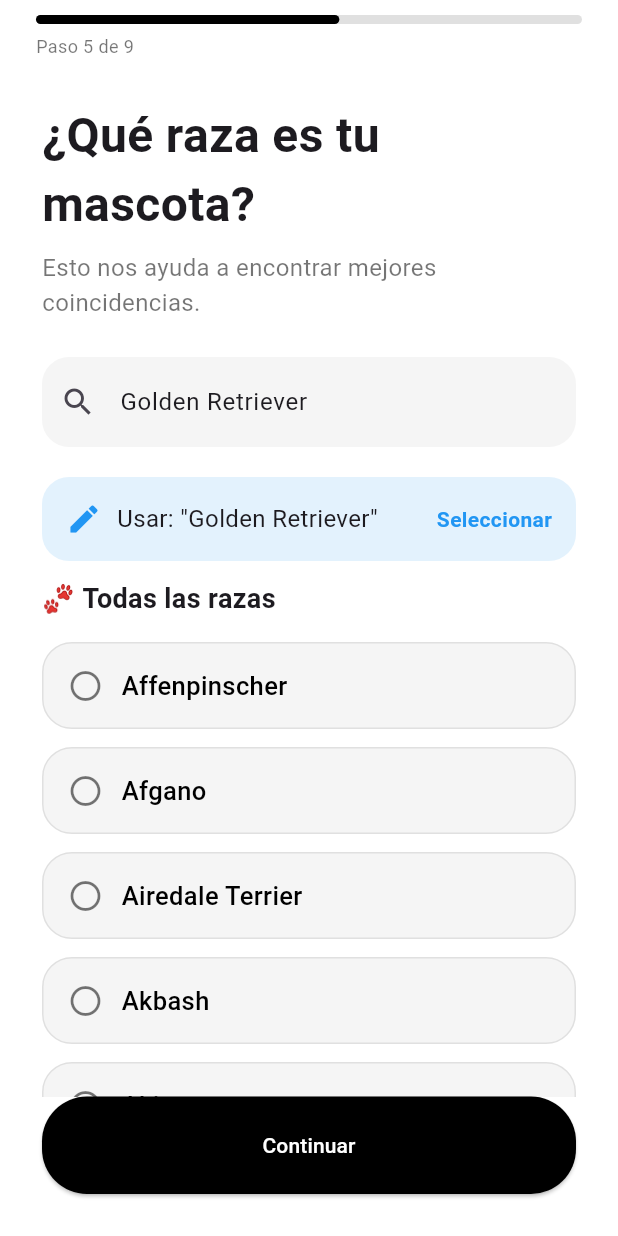
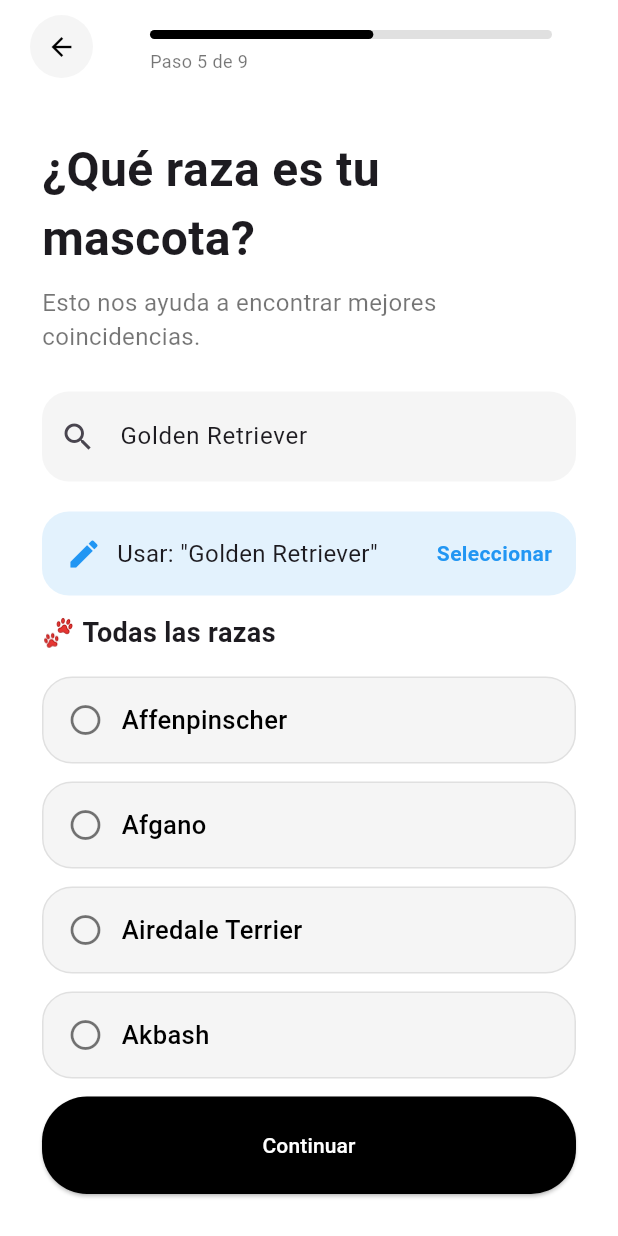
Before and after one commit to DanyRodri23/PawMatch, a Flutter app: the PetBreedSelectScreen screen opened directly, on a phone screen of 412 x 824 dp. Run offline on Flutter 3.47's test engine with Material 3 defaults, Android fonts, the phone set to English and light mode, and no system bars; our stand-ins replace confetti, firebase_auth, firebase_core, geolocator, image_picker, shared_preferences and 1 more; accounts and stored records are empty.

Commit message:
avances ultra pro

```diff
--- a/lib/screens/onboarding/pet_breed_select_screen.dart
+++ b/lib/screens/onboarding/pet_breed_select_screen.dart
@@ -377,10 +377,46 @@ class _PetBreedSelectScreenState
       body: SafeArea(
         child: Column(
           children: [
-            const PetProgressBar(
-              step: 5,
-              totalSteps: 9,
-            ),
+              Padding(
+                  padding: const EdgeInsets.symmetric(
+                    horizontal: 20,
+                    vertical: 10,
+                  ),
+                  child: Row(
+                    crossAxisAlignment:
+                        CrossAxisAlignment.start,
+                    children: [
+
+                      GestureDetector(
+                        onTap: () {
+                          Navigator.pop(context);
+                        },
+                        child: Container(
+                          width: 42,
+                          height: 42,
+                          decoration: BoxDecoration(
+                            color: Colors.grey.shade100,
+                            shape: BoxShape.circle,
+                          ),
+                          child: const Icon(
+                            Icons.arrow_back,
+                            color: Colors.black,
+                            size: 20,
+                          ),
+                        ),
+                      ),
+
+                      const SizedBox(width: 14),
+
+                      const Expanded(
+                        child: PetProgressBar(
+                          step: 5,
+                          totalSteps: 9,
+                        ),
+                      ),
+                    ],
+                  ),
+                ),
 
             Expanded(
               child: Padding(
```
